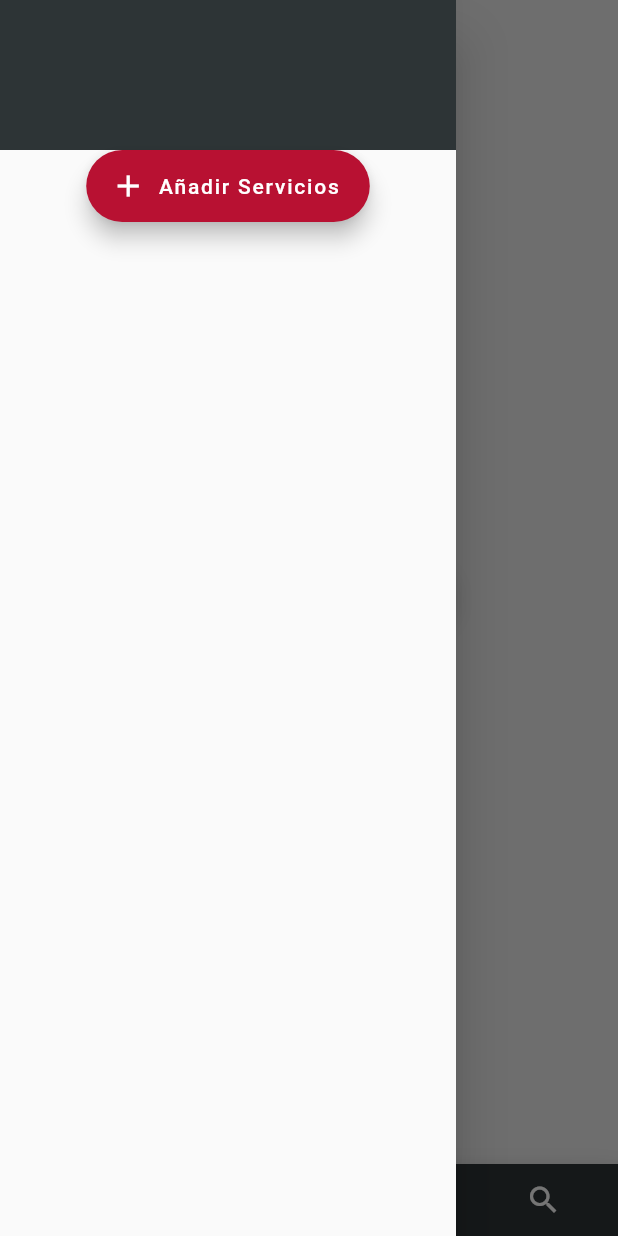
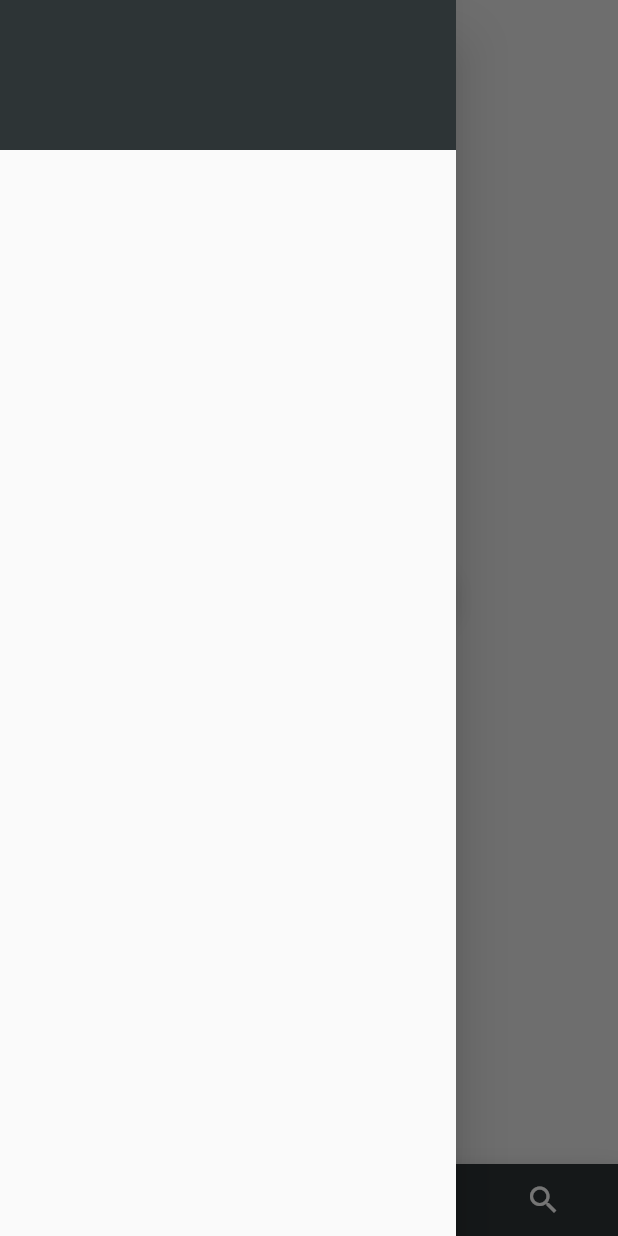
Before and after one commit to JordiiVidal/SaveZone, a Flutter app: the screen it shows after launch, item 3 of the bottom bar chosen, in the side drawer, after a tap on "Añadir Servicios", on a phone screen of 412 x 824 dp. Run offline on Flutter 3.47's test engine with Material 2 defaults, Android fonts, the phone set to English and light mode, and no system bars.

Commit message:
refactor list

```diff
--- a/lib/main.dart
+++ b/lib/main.dart
@@ -79,19 +79,22 @@ class _MyAppState extends State<MyApp> {
 
   @override
   Widget build(BuildContext context) {
-    SystemChrome.setSystemUIOverlayStyle(
-        SystemUiOverlayStyle(statusBarColor: Colors.grey[400]),);
+    if(defaultTargetPlatform == TargetPlatform.android){
+      SystemChrome.setSystemUIOverlayStyle(
+        SystemUiOverlayStyle(statusBarColor: Color(getColorHexFromStr('#2d3436'))),);
+    }
     // TODO: implement build
     return MaterialApp(
       title: 'SafeZone',
       theme: ThemeData(
         brightness: Brightness.light,
         primaryColor: defaultTargetPlatform == TargetPlatform.iOS
-            ? Colors.grey[50]
+            ? Colors.grey[850]
             : Color(getColorHexFromStr('#2d3436')),
         accentColor: defaultTargetPlatform == TargetPlatform.iOS
             ? Colors.grey[300]
             : Color(getColorHexFromStr('#b81132')),
+        indicatorColor: Color(getColorHexFromStr('#b81132')),
         primaryColorLight: Color(getColorHexFromStr('#efefef')),
         primaryColorDark: Color(getColorHexFromStr('#121516')),
         backgroundColor: Colors.white,
--- a/lib/pages/mainpage.dart
+++ b/lib/pages/mainpage.dart
@@ -1,5 +1,4 @@
 import 'package:flutter/material.dart';
-import '../service_manager.dart';
 import '../models/account.dart';
 import '../models/service.dart';
 import '../pages/tabs/homepage.dart';
@@ -43,7 +42,6 @@ class _MainPageState extends State<MainPage>
             height: 100.0,
             color: Theme.of(context).primaryColor,
           ),
-          ServiceManger(widget.services),
         ],
       ),
     );
@@ -55,7 +53,7 @@ class _MainPageState extends State<MainPage>
       tooltip: 'Increment',
       key: Key('_fabmain'),
       onPressed: () {
-        tabController.animateTo(0);
+        tabController.animateTo(1);
       },
       child: Icon(
         Icons.home,
@@ -101,7 +99,7 @@ class _MainPageState extends State<MainPage>
                     color: Colors.white,
                   ),
                   onPressed: () {
-                    tabController.animateTo(1);
+                    tabController.animateTo(0);
                   },
                 ),
               ],
@@ -157,8 +155,8 @@ class _MainPageState extends State<MainPage>
         body: TabBarView(
           controller: tabController,
           children: <Widget>[
+            AccountList(widget.accounts,widget.deleteAccount),
             HomePage(widget.accounts, widget.services),
-            AccountList(widget.accounts,widget.deleteAccount),
             ServiceList(widget.services),
           ],
         ),
--- a/lib/pages/tabs/account_list.dart
+++ b/lib/pages/tabs/account_list.dart
@@ -1,20 +1,61 @@
 import 'package:flutter/material.dart';
 import '../../models/account.dart';
-import '../../account_manager.dart';
+import '../../accounts.dart';
 
+class AccountList extends StatelessWidget {
+  final List<Account> _accounts;
+  final Function _deleteAccount;
 
-class AccountList extends StatelessWidget{
+  AccountList(this._accounts, this._deleteAccount);
 
-  final List<Account> accounts;
-  final Function deleteAccount;
-
-
-  AccountList(this.accounts,this.deleteAccount);
-
- @override
+  @override
   Widget build(BuildContext context) {
     // TODO: implement build
-    return  AccountManger(accounts,deleteAccount);
+    return _accounts.length <= 0
+        ? Center(
+            child: FloatingActionButton.extended(
+              heroTag: Key('_fabAccount1'),
+              icon: Icon(Icons.add),
+              label: Text('Añadir Cuenta'),
+              onPressed: () {
+                Navigator.pushNamed(context, '/account');
+              },
+            ),
+          )
+        : Column(
+            children: <Widget>[
+              Container(
+                color: Theme.of(context).primaryColor,
+                child: Column(children: <Widget>[
+                  SizedBox(
+                    height: 40.0,
+                  ),
+                  Container(
+                    child: Row(
+                      mainAxisAlignment: MainAxisAlignment.end,
+                      children: <Widget>[
+                        FloatingActionButton.extended(
+                          heroTag: Key('_fabAccount2'),
+                          label: Text('Añadir Cuenta'),
+                          icon: Icon(Icons.add),
+                          onPressed: () {
+                            Navigator.pushNamed(context, '/account');
+                          },
+                          backgroundColor: Theme.of(context).accentColor,
+                        )
+                      ],
+                    ),
+                    transform: Matrix4.translationValues(0.0, 25.0, 0.0),
+                  ),
+                ]),
+              ),
+              SizedBox(
+                    height: 10.0,
+                  ),
+              Expanded(
+                child: Accounts(_accounts, _deleteAccount),
+              )
+            ],
+          );
   }
-
 }
--- a/lib/pages/tabs/service_list.dart
+++ b/lib/pages/tabs/service_list.dart
@@ -1,15 +1,60 @@
 import 'package:flutter/material.dart';
 import '../../models/service.dart';
-import '../../service_manager.dart';
+import '../../services.dart';
 
 class ServiceList extends StatelessWidget {
-  final List<Service> services;
+  final List<Service> _services;
 
-  ServiceList(this.services);
+  ServiceList(this._services);
 
   @override
   Widget build(BuildContext context) {
     // TODO: implement build
-    return ServiceManger(services);
+    return _services.length <= 0
+        ? Center(
+            child: FloatingActionButton.extended(
+              heroTag: Key('_fabService'),
+              icon: Icon(Icons.add),
+              label: Text('Añadir Servicios'),
+              onPressed: () {
+                Navigator.pushNamed(context, '/service');
+              },
+            ),
+          )
+        : Column(
+            children: <Widget>[
+              Container(
+                color: Theme.of(context).primaryColor,
+                child: Column(children: <Widget>[
+                  SizedBox(
+                    height: 40.0,
+                  ),
+                  Container(
+                    child: Row(
+                      mainAxisAlignment: MainAxisAlignment.end,
+                      children: <Widget>[
+                        FloatingActionButton.extended(
+                          heroTag: Key('_fabAccount2'),
+                          label: Text('Añadir Servicio'),
+                          icon: Icon(Icons.add),
+                          onPressed: () {
+                            Navigator.pushNamed(context, '/service');
+                          },
+                          backgroundColor: Theme.of(context).accentColor,
+                        )
+                      ],
+                    ),
+                    transform: Matrix4.translationValues(0.0, 25.0, 0.0),
+                  ),
+                ]),
+              ),
+              SizedBox(
+                height: 10.0,
+              ),
+              Expanded(
+                child: Services(_services),
+              )
+            ],
+          );
   }
 }
--- a/lib/service_manager.dart
+++ /dev/null
@@ -1,28 +0,0 @@
-import 'package:flutter/material.dart';
-import 'services.dart';
-import 'models/service.dart';
-
-class ServiceManger extends StatelessWidget {
-  final List<Service> _services;
-  ServiceManger(this._services);
-
-  @override
-  Widget build(BuildContext context) {
-    // TODO: implement build
-    return _services.length <= 0
-        ? Center(
-            child: FloatingActionButton.extended(
-              heroTag: Key('_fabService'),
-              icon: Icon(Icons.add),
-              label: Text('Añadir Servicios'),
-              onPressed: () {
-                Navigator.pushNamed(context, '/service');
-              },
-            ),
-          )
-        : Container(
-            alignment: Alignment.topCenter,
-            child: Services(_services),
-          );
-  }
-}
```
Also changed, not shown: lib/account_manager.dart (deleted, +0 -49 lines), lib/accounts.dart (+7 -7 lines), lib/pages/account_create.dart (+32 -7 lines), lib/services.dart (+13 -6 lines).
